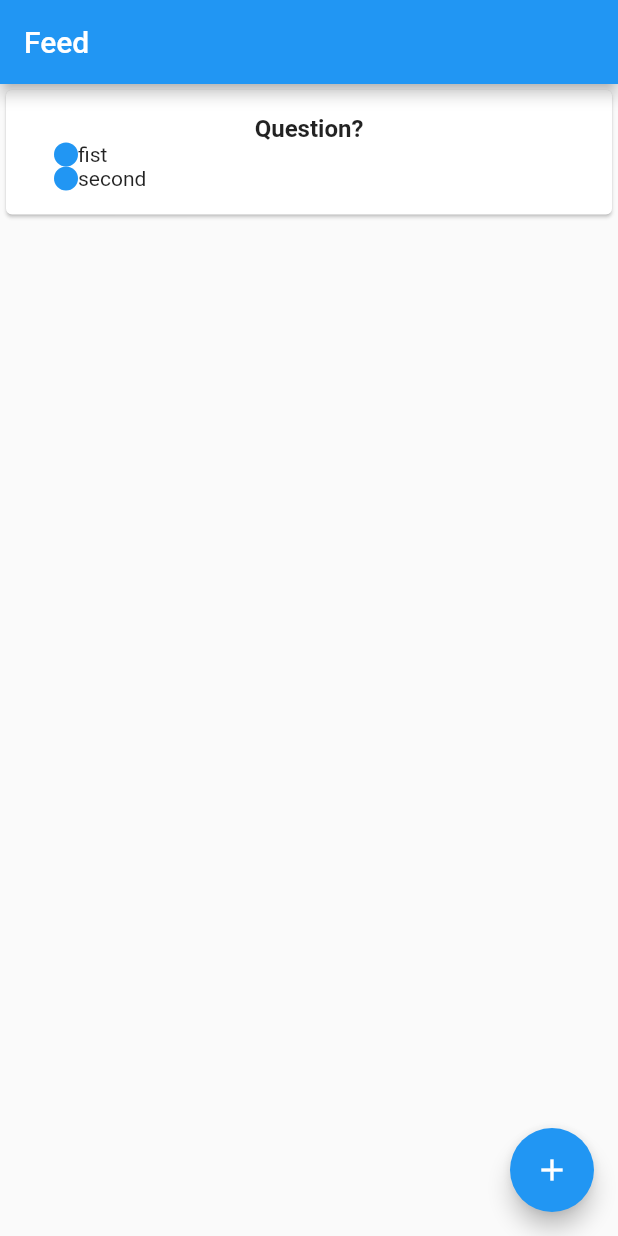
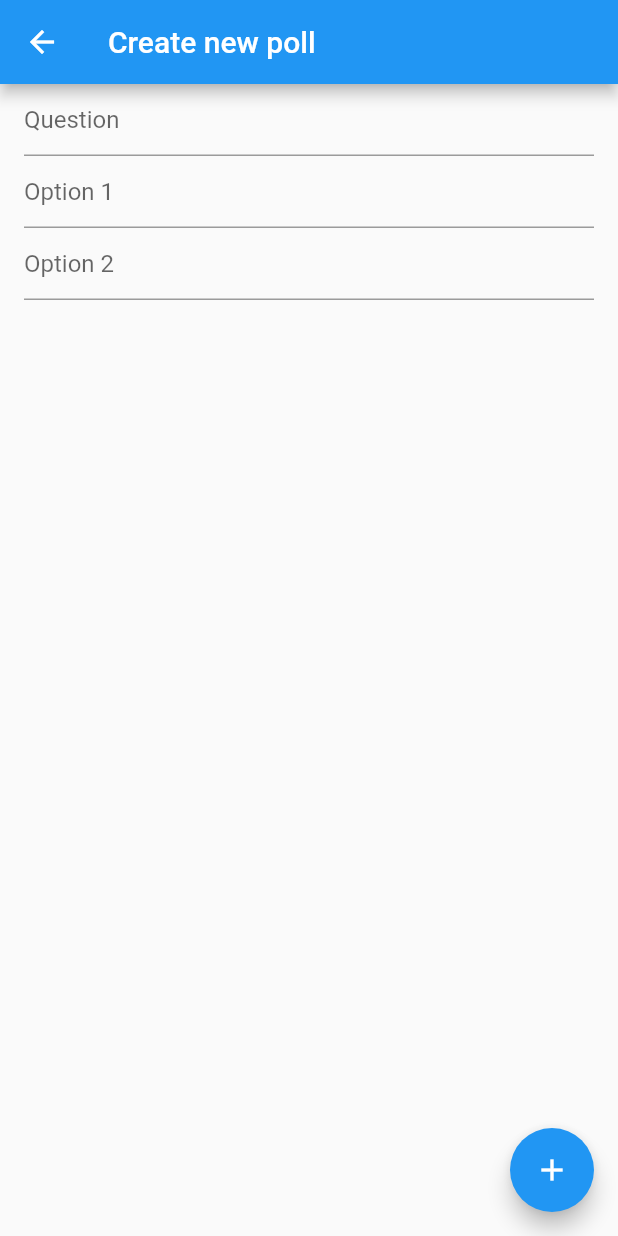
Before and after one commit to dvpermyakov/public-poll-flutter, a Flutter app: the screen it shows after launch, after a tap on the "add" icon, on a phone screen of 412 x 824 dp. Run offline on Flutter 3.47's test engine with Material 2 defaults, Android fonts, the phone set to English and light mode, and no system bars.

Commit message:
add FeedAddNewItemPage.dart

```diff
--- a/lib/feed/FeedState.dart
+++ b/lib/feed/FeedState.dart
@@ -2,15 +2,11 @@ import 'package:flutter/material.dart';
 import 'package:publicpoll_flutter/feed/FeedItem.dart';
 import 'package:publicpoll_flutter/feed/FeedItemWidget.dart';
 import 'package:publicpoll_flutter/feed/FeedPage.dart';
+import 'package:publicpoll_flutter/feed_add_new_item/FeedAddNewItemPage.dart';
 import 'package:publicpoll_flutter/feed_item_details/FeedItemDetailsPage.dart';
 
 class FeedState extends State<FeedPage> {
   var _items = <FeedItem>[];
-
-  Route<void> getItemDetailsRoute(FeedItem item) {
-    return MaterialPageRoute<void>(
-        builder: (BuildContext context) => FeedItemDetailsPage(item: item));
-  }
 
   @override
   Widget build(BuildContext context) {
@@ -23,20 +19,22 @@ class FeedState extends State<FeedPage> {
               .map((item) => FeedItemWidget(
                   item: item,
                   onTap: () =>
-                      {Navigator.push(context, getItemDetailsRoute(item))},
-                ))
+                      {Navigator.push(context, _getItemDetailsRoute(item))}))
               .toList(),
         ),
         floatingActionButton: FloatingActionButton(
             child: Icon(Icons.add),
-        onPressed: _addItem,
-      ),
-    );
+            onPressed: () =>
+                {Navigator.push(context, _getAddNewItemRouter())}));
   }
 
-  void _addItem() {
-    setState(() {
-      _items.add(FeedItem("Question?", ["fist", "second"]));
-    });
+  Route<void> _getItemDetailsRoute(FeedItem item) {
+    return MaterialPageRoute<void>(
+        builder: (BuildContext context) => FeedItemDetailsPage(item: item));
+  }
+
+  Route<void> _getAddNewItemRouter() {
+    return MaterialPageRoute<void>(
+        builder: (BuildContext context) => FeedAddNewItemPage());
   }
 }
--- /dev/null
+++ b/lib/feed_add_new_item/FeedAddNewItemPage.dart
@@ -0,0 +1,30 @@
+import 'package:flutter/material.dart';
+
+class FeedAddNewItemPage extends StatelessWidget {
+  @override
+  Widget build(BuildContext context) {
+    return Scaffold(
+      appBar: AppBar(
+        title: Text("Create new poll"),
+      ),
+      body: ListView(
+        padding: EdgeInsets.symmetric(horizontal: 16),
+        children: [
+          TextFormField(
+            decoration: InputDecoration(hintText: "Question"),
+          ),
+          TextFormField(
+            decoration: InputDecoration(hintText: "Option 1"),
+          ),
+          TextFormField(
+            decoration: InputDecoration(hintText: "Option 2"),
+          )
+        ],
+      ),
+      floatingActionButton: FloatingActionButton(
+        child: Icon(Icons.add),
+        onPressed: () => {},
+      ),
+    );
+  }
+}
```
Lines whose indentation alone changed are shown as unchanged.
